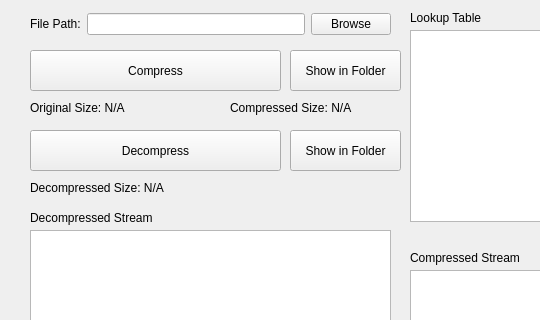
First picture: the form in mainwindow.ui, repository PaimonCodes/huffman, before the edit; both pictures show x 0 to 540 and y 0 to 320 of the 802 by 516 pixel window.
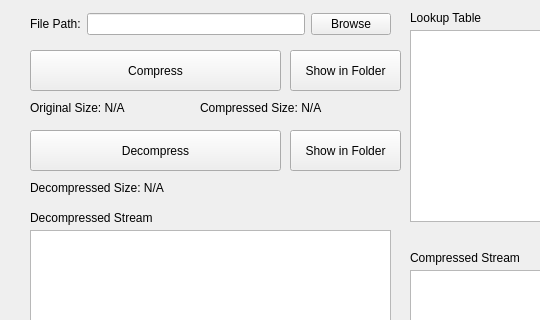
Second picture: the form after the edit.

Commit message:
Fix Windows release bugs, fix text size
The bug where the Windows release does not read the
entire compressed binary file was fixed. The cause was
the binary file was opened in text mode, not in binary mode.
The compressed size label was also moved to give it more
space for writing so that the long texts would not disappear.

The edit to the form file:
```diff
--- a/mainwindow.ui
+++ b/mainwindow.ui
@@ -73,9 +73,9 @@
    <widget class="QLabel" name="label_compressed_size">
     <property name="geometry">
      <rect>
-      <x>230</x>
+      <x>200</x>
       <y>100</y>
-      <width>161</width>
+      <width>201</width>
       <height>16</height>
      </rect>
     </property>
```
The commit also changes 3 other files.
